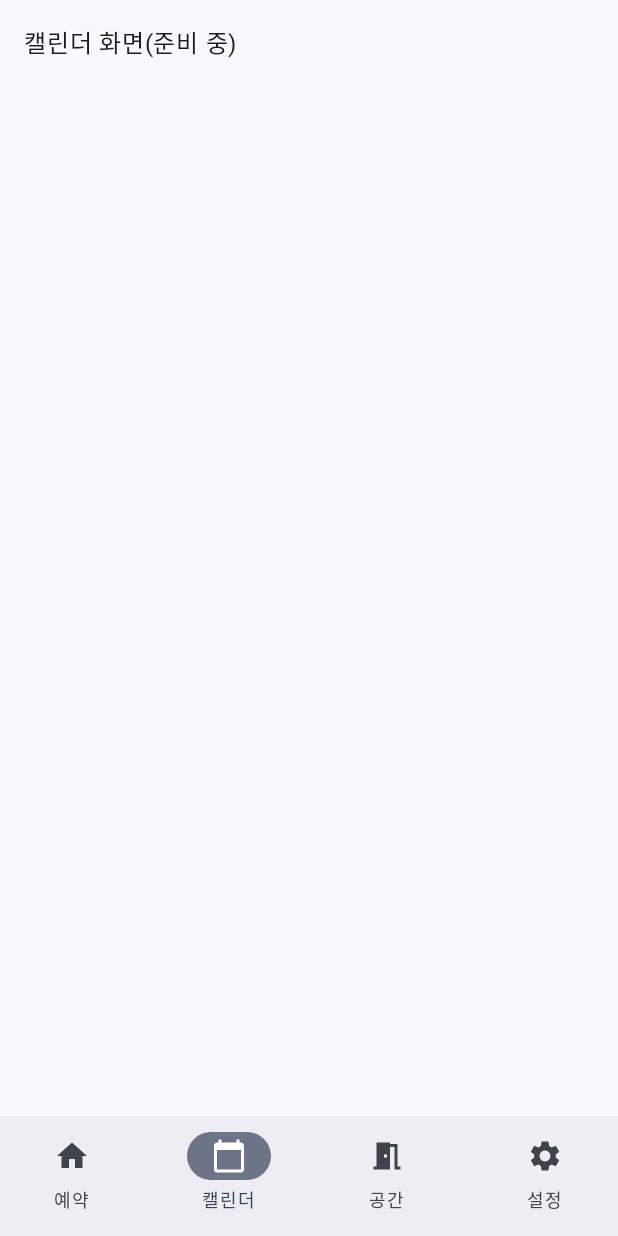
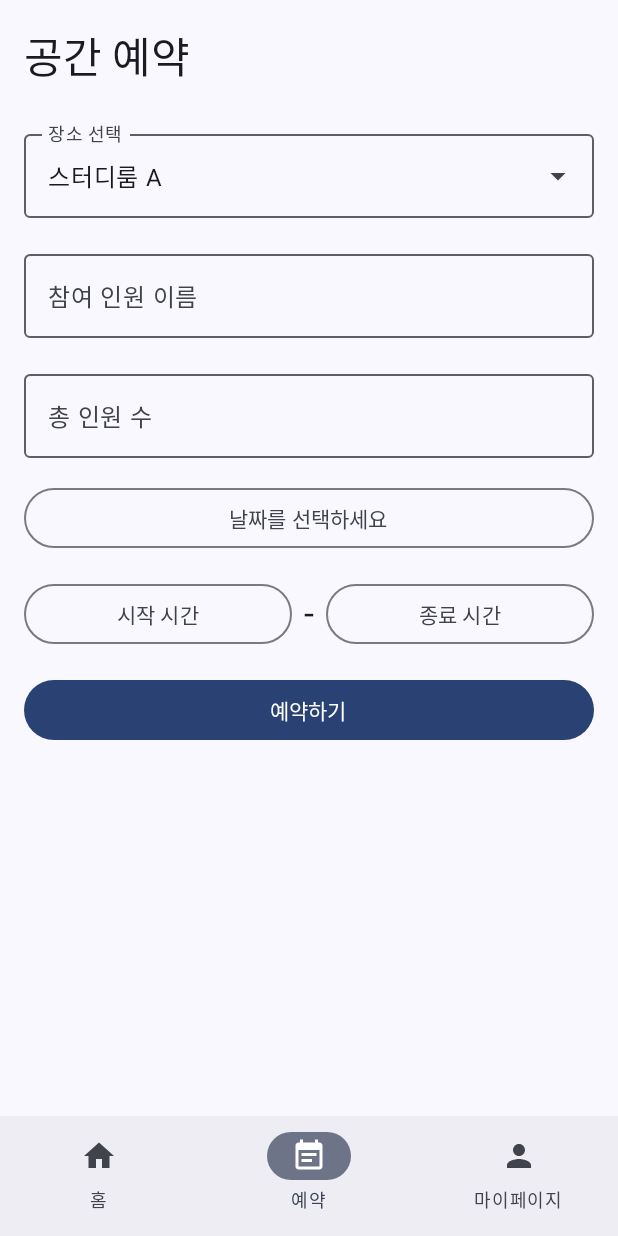
Before and after one commit to HSU-Reservation-System/HansungHub, an Android app built with Jetpack Compose: the screen it shows after launch (MainActivity), item 2 of the bottom bar chosen, on a phone screen of 412 x 824 dp. Run offline under Robolectric (Android 15) with nearby library versions, the phone set to English and light mode, and no system bars.

Commit message:
기본 틀 일부 구현

```diff
--- a/app/src/main/AndroidManifest.xml
+++ b/app/src/main/AndroidManifest.xml
@@ -30,6 +30,5 @@
         <activity
             android:name=".ReservationActivity"
             android:exported="false" />
-        <uses-permission android:name="android.permission.INTERNET" />
     </application>
 </manifest>
--- a/app/src/main/java/com/winterflw/hansunghub/MainActivity.kt
+++ b/app/src/main/java/com/winterflw/hansunghub/MainActivity.kt
@@ -3,20 +3,38 @@ import androidx.compose.ui.unit.dp
 import androidx.compose.foundation.layout.Arrangement
 import androidx.compose.foundation.layout.Column
 import androidx.compose.foundation.layout.Spacer
+import androidx.compose.foundation.layout.Row
+import androidx.compose.foundation.layout.width
+import androidx.compose.foundation.layout.height
+import androidx.compose.foundation.verticalScroll
+import androidx.compose.foundation.rememberScrollState
 import androidx.compose.material3.Button
+import androidx.compose.material3.OutlinedButton
+import androidx.compose.material3.OutlinedTextField
+import androidx.compose.material3.DropdownMenuItem
+import androidx.compose.material3.ExposedDropdownMenuBox
+import androidx.compose.material3.ExposedDropdownMenuDefaults
 import androidx.compose.ui.Alignment
+import androidx.compose.runtime.mutableStateOf
+import androidx.compose.runtime.remember
+import androidx.compose.runtime.setValue
+import android.app.DatePickerDialog
+import android.app.TimePickerDialog
 import android.content.Intent
 import android.os.Bundle
+import android.widget.Toast
+import java.text.SimpleDateFormat
+import java.util.Calendar
+import java.util.Locale
 import androidx.activity.ComponentActivity
 import androidx.activity.compose.setContent
 import androidx.activity.enableEdgeToEdge
 import androidx.compose.foundation.layout.fillMaxSize
 import androidx.compose.foundation.layout.padding
 import androidx.compose.material.icons.Icons
-import androidx.compose.material.icons.filled.CalendarToday
 import androidx.compose.material.icons.filled.Home
-import androidx.compose.material.icons.filled.MeetingRoom
-import androidx.compose.material.icons.filled.Settings
+import androidx.compose.material.icons.filled.EventNote
+import androidx.compose.material.icons.filled.Person
 import androidx.compose.material3.MaterialTheme
 import androidx.compose.material3.NavigationBar
 import androidx.compose.material3.NavigationBarItem
@@ -26,7 +44,9 @@ import androidx.compose.material3.Icon
 import androidx.compose.runtime.Composable
 import androidx.compose.runtime.getValue
 import androidx.compose.ui.Modifier
+import androidx.compose.ui.platform.LocalContext
 import androidx.compose.ui.tooling.preview.Preview
+import androidx.compose.material3.ExperimentalMaterial3Api
 import androidx.navigation.NavDestination
 import androidx.navigation.NavDestination.Companion.hierarchy
 import androidx.navigation.compose.NavHost
@@ -46,10 +66,9 @@ class MainActivity : ComponentActivity() {
                 val navController = rememberNavController()
 
                 val items = listOf(
-                    BottomItem.Reserve,   // 시작 탭
-                    BottomItem.Calendar,
-                    BottomItem.Rooms,
-                    BottomItem.Settings
+                    BottomItem.Home,
+                    BottomItem.Reserve,
+                    BottomItem.MyPage
                 )
 
                 Scaffold(
@@ -72,26 +91,17 @@ class MainActivity : ComponentActivity() {
                 ) { innerPadding ->
                     NavHost(
                         navController = navController,
-                        startDestination = BottomItem.Reserve.route,
+                        startDestination = BottomItem.Home.route,
                         modifier = Modifier.padding(innerPadding)
                     ) {
+                        composable(BottomItem.Home.route) {
+                            SimpleCenterText("홈 화면")
+                        }
                         composable(BottomItem.Reserve.route) {
-                            ReserveScreen(
-                                onOpenLegacyReservation = {
-                                    // XML 기반 ReservationActivity가 있다면 이걸로 연동 가능
-                                    val intent = Intent(this@MainActivity, ReservationActivity::class.java)
-                                    startActivity(intent)
-                                }
-                            )
+                            ReserveScreen()
                         }
-                        composable(BottomItem.Calendar.route) {
-                            SimpleCenterText("캘린더 화면(준비 중)")
-                        }
-                        composable(BottomItem.Rooms.route) {
-                            SimpleCenterText("공간 목록/선택(준비 중)")
-                        }
-                        composable(BottomItem.Settings.route) {
-                            SimpleCenterText("설정 화면(준비 중)")
+                        composable(BottomItem.MyPage.route) {
+                            SimpleCenterText("마이페이지 (준비 중)")
                         }
                     }
                 }
@@ -106,10 +116,9 @@ sealed class BottomItem(
     val label: String,
     val icon: androidx.compose.ui.graphics.vector.ImageVector
 ) {
-    data object Reserve  : BottomItem("reserve",  "예약",    Icons.Filled.Home)
-    data object Calendar : BottomItem("calendar", "캘린더",  Icons.Filled.CalendarToday)
-    data object Rooms    : BottomItem("rooms",    "공간",    Icons.Filled.MeetingRoom)
-    data object Settings : BottomItem("settings", "설정",    Icons.Filled.Settings)
+    data object Home     : BottomItem("home",     "홈",      Icons.Filled.Home)
+    data object Reserve  : BottomItem("reserve",  "예약",    Icons.Filled.EventNote)
+    data object MyPage   : BottomItem("mypage",   "마이페이지", Icons.Filled.Person)
 }
 
 /** 하단 바 */
@@ -135,30 +144,173 @@ private fun BottomBar(
     }
 }
 
-/** 예약 탭(시작 화면) */
+/** 예약 화면 */
+@OptIn(ExperimentalMaterial3Api::class)
 @Composable
-fun ReserveScreen(
-    onOpenLegacyReservation: () -> Unit
-) {
+fun ReserveScreen() {
+    val context = LocalContext.current
+    val calendar = Calendar.getInstance()
+
+    // 상태 관리
+    var selectedPlace by remember { mutableStateOf("스터디룸 A") }
+    var members by remember { mutableStateOf("") }
+    var peopleCount by remember { mutableStateOf("") }
+    var selectedDate by remember { mutableStateOf("날짜를 선택하세요") }
+    var startTime by remember { mutableStateOf("시작 시간") }
+    var endTime by remember { mutableStateOf("종료 시간") }
+    var expanded by remember { mutableStateOf(false) }
+
+    val places = listOf("스터디룸 A", "스터디룸 B", "회의실 1", "세미나실", "다목적실")
+
     Column(
         modifier = Modifier
             .fillMaxSize()
-            .padding(16.dp),
-        verticalArrangement = Arrangement.Center,
-        horizontalAlignment = Alignment.CenterHorizontally
+            .padding(16.dp)
+            .verticalScroll(rememberScrollState()),
+        verticalArrangement = Arrangement.spacedBy(16.dp)
     ) {
         Text(
-            text = "예약 탭",
-            style = MaterialTheme.typography.headlineSmall
+            text = "공간 예약",
+            style = MaterialTheme.typography.headlineMedium,
+            modifier = Modifier.padding(bottom = 8.dp)
         )
-        Spacer(modifier = Modifier.padding(8.dp))
-        Text(
-            text = "XML 기반 예약 화면으로 이동하려면 아래 버튼을 누르세요.",
-            style = MaterialTheme.typography.bodyMedium
+
+        // 장소 선택 드롭다운
+        ExposedDropdownMenuBox(
+            expanded = expanded,
+            onExpandedChange = { expanded = !expanded }
+        ) {
+            OutlinedTextField(
+                value = selectedPlace,
+                onValueChange = {},
+                readOnly = true,
+                label = { Text("장소 선택") },
+                trailingIcon = { ExposedDropdownMenuDefaults.TrailingIcon(expanded = expanded) },
+                modifier = Modifier
+                    .fillMaxSize()
+                    .menuAnchor()
+            )
+            ExposedDropdownMenu(
+                expanded = expanded,
+                onDismissRequest = { expanded = false }
+            ) {
+                places.forEach { place ->
+                    DropdownMenuItem(
+                        text = { Text(place) },
+                        onClick = {
+                            selectedPlace = place
+                            expanded = false
+                        }
+                    )
+                }
+            }
+        }
+
+        // 참여 인원 이름
+        OutlinedTextField(
+            value = members,
+            onValueChange = { members = it },
+            label = { Text("참여 인원 이름") },
+            placeholder = { Text("예: 홍길동, 김철수") },
+            modifier = Modifier.fillMaxSize()
         )
-        Spacer(modifier = Modifier.padding(12.dp))
-        Button(onClick = onOpenLegacyReservation) {
-            Text("예약 화면 열기 (ReservationActivity)")
+
+        // 총 인원 수
+        OutlinedTextField(
+            value = peopleCount,
+            onValueChange = { peopleCount = it },
+            label = { Text("총 인원 수") },
+            placeholder = { Text("예: 2") },
+            modifier = Modifier.fillMaxSize()
+        )
+
+        // 날짜 선택
+        OutlinedButton(
+            onClick = {
+                val year = calendar.get(Calendar.YEAR)
+                val month = calendar.get(Calendar.MONTH)
+                val day = calendar.get(Calendar.DAY_OF_MONTH)
+
+                DatePickerDialog(context, { _, selectedYear, selectedMonth, selectedDay ->
+                    calendar.set(selectedYear, selectedMonth, selectedDay)
+                    val myFormat = "yyyy-MM-dd (E)"
+                    val sdf = SimpleDateFormat(myFormat, Locale.KOREAN)
+                    selectedDate = sdf.format(calendar.time)
+                }, year, month, day).apply {
+                    datePicker.minDate = System.currentTimeMillis() - 1000
+                }.show()
+            },
+            modifier = Modifier.fillMaxSize()
+        ) {
+            Text(selectedDate)
+        }
+
+        // 시간 선택
+        Row(
+            modifier = Modifier.fillMaxSize(),
+            horizontalArrangement = Arrangement.spacedBy(8.dp)
+        ) {
+            // 시작 시간
+            OutlinedButton(
+                onClick = {
+                    val hour = calendar.get(Calendar.HOUR_OF_DAY)
+                    val minute = calendar.get(Calendar.MINUTE)
+
+                    TimePickerDialog(context, { _, selectedHour, selectedMinute ->
+                        startTime = String.format(Locale.KOREAN, "%02d:%02d", selectedHour, selectedMinute)
+                    }, hour, minute, true).show()
+                },
+                modifier = Modifier.weight(1f)
+            ) {
+                Text(startTime)
+            }
+
+            Text(
+                text = "-",
+                style = MaterialTheme.typography.headlineSmall,
+                modifier = Modifier.align(Alignment.CenterVertically)
+            )
+
+            // 종료 시간
+            OutlinedButton(
+                onClick = {
+                    val hour = calendar.get(Calendar.HOUR_OF_DAY)
+                    val minute = calendar.get(Calendar.MINUTE)
+
+                    TimePickerDialog(context, { _, selectedHour, selectedMinute ->
+                        endTime = String.format(Locale.KOREAN, "%02d:%02d", selectedHour, selectedMinute)
+                    }, hour, minute, true).show()
+                },
+                modifier = Modifier.weight(1f)
+            ) {
+                Text(endTime)
+            }
+        }
+
+        // 예약하기 버튼
+        Button(
+            onClick = {
+                if (members.isNotEmpty() &&
+                    peopleCount.isNotEmpty() &&
+                    !selectedDate.contains("선택") &&
+                    !startTime.contains("시간") &&
+                    !endTime.contains("시간")
+                ) {
+                    val reservationDetails = """
+                        장소: $selectedPlace
+                        인원: $members ($peopleCount 명)
+                        날짜: $selectedDate
+                        시간: $startTime - $endTime
+                    """.trimIndent()
+
+                    Toast.makeText(context, "예약이 완료되었습니다.\n$reservationDetails", Toast.LENGTH_LONG).show()
+                } else {
+                    Toast.makeText(context, "모든 항목을 입력해주세요.", Toast.LENGTH_SHORT).show()
+                }
+            },
+            modifier = Modifier.fillMaxSize()
+        ) {
+            Text("예약하기")
         }
     }
 }
@@ -168,6 +320,7 @@ fun ReserveScreen(
 fun SimpleCenterText(msg: String) {
     Text(
         text = msg,
+
         style = MaterialTheme.typography.bodyLarge,
         modifier = Modifier.padding(16.dp)
     )
@@ -177,6 +330,6 @@ fun SimpleCenterText(msg: String) {
 @Composable
 private fun PreviewReserve() {
     HansunghubTheme {
-        ReserveScreen(onOpenLegacyReservation = {})
+        ReserveScreen()
     }
 }
```
